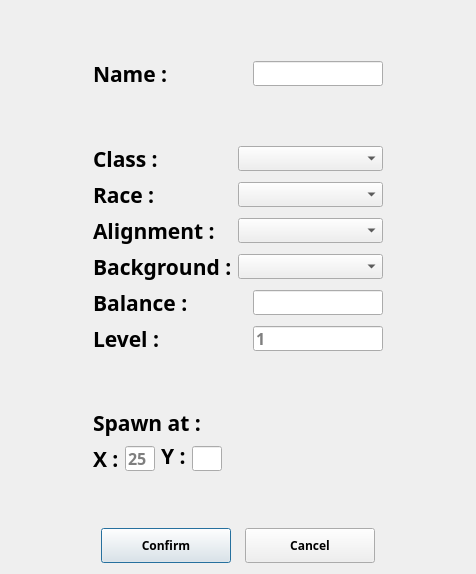
Before: the Qt Designer form Diceobu/charcreatewindow.ui in diceobu/diceobu, drawn with Qt 5.
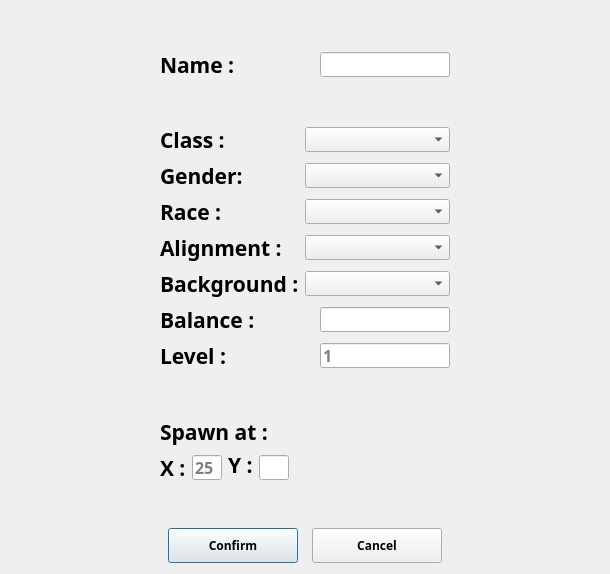
After: the same form once the commit is applied.

What changed in the file:
```diff
--- a/Diceobu/charcreatewindow.ui
+++ b/Diceobu/charcreatewindow.ui
@@ -6,14 +6,14 @@
    <rect>
     <x>0</x>
     <y>0</y>
-    <width>476</width>
+    <width>610</width>
     <height>574</height>
    </rect>
   </property>
   <property name="windowTitle">
    <string>Dialog</string>
   </property>
-  <layout class="QHBoxLayout" name="horizontalLayout_12">
+  <layout class="QHBoxLayout" name="horizontalLayout_13">
    <item>
     <spacer name="horizontalSpacer">
      <property name="orientation">
@@ -155,6 +155,75 @@
        </item>
       </layout>
      </item>
+     <item>
+      <layout class="QHBoxLayout" name="horizontalLayout_12">
+       <item>
+        <widget class="QLabel" name="label_gender">
+         <property name="font">
+          <font>
+           <family>ImperatorSmallCaps</family>
+           <pointsize>16</pointsize>
+           <weight>75</weight>
+           <bold>true</bold>
+          </font>
+         </property>
+         <property name="text">
+          <string>Gender:</string>
+         </property>
+         <property name="buddy">
+          <cstring>field_race</cstring>
+         </property>
+        </widget>
+       </item>
+       <item>
+        <widget class="QComboBox" name="field_gender">
+         <property name="sizePolicy">
+          <sizepolicy hsizetype="Minimum" vsizetype="Fixed">
+           <horstretch>0</horstretch>
+           <verstretch>0</verstretch>
+          </sizepolicy>
+         </property>
+         <property name="minimumSize">
+          <size>
+           <width>145</width>
+           <height>25</height>
+          </size>
+         </property>
+         <property name="maximumSize">
+          <size>
+           <width>145</width>
+           <height>25</height>
+          </size>
+         </property>
+         <property name="baseSize">
+          <size>
+           <width>40</width>
+           <height>0</height>
+          </size>
+         </property>
+         <property name="font">
+          <font>
+           <family>ImperatorSmallCaps</family>
+           <pointsize>12</pointsize>
+           <weight>75</weight>
+           <bold>true</bold>
+          </font>
+         </property>
+         <property name="layoutDirection">
+          <enum>Qt::LeftToRight</enum>
+         </property>
+         <property name="styleSheet">
+          <string notr="true">QComboBox{
+setItemData(i, Qt::AlignCenter, Qt::TextAlignmentRole);
+}</string>
+         </property>
+         <property name="sizeAdjustPolicy">
+          <enum>QComboBox::AdjustToContentsOnFirstShow</enum>
+         </property>
+        </widget>
+       </item>
+      </layout>
+     </item>
      <item>
       <layout class="QHBoxLayout" name="horizontalLayout_5">
        <item>
```
